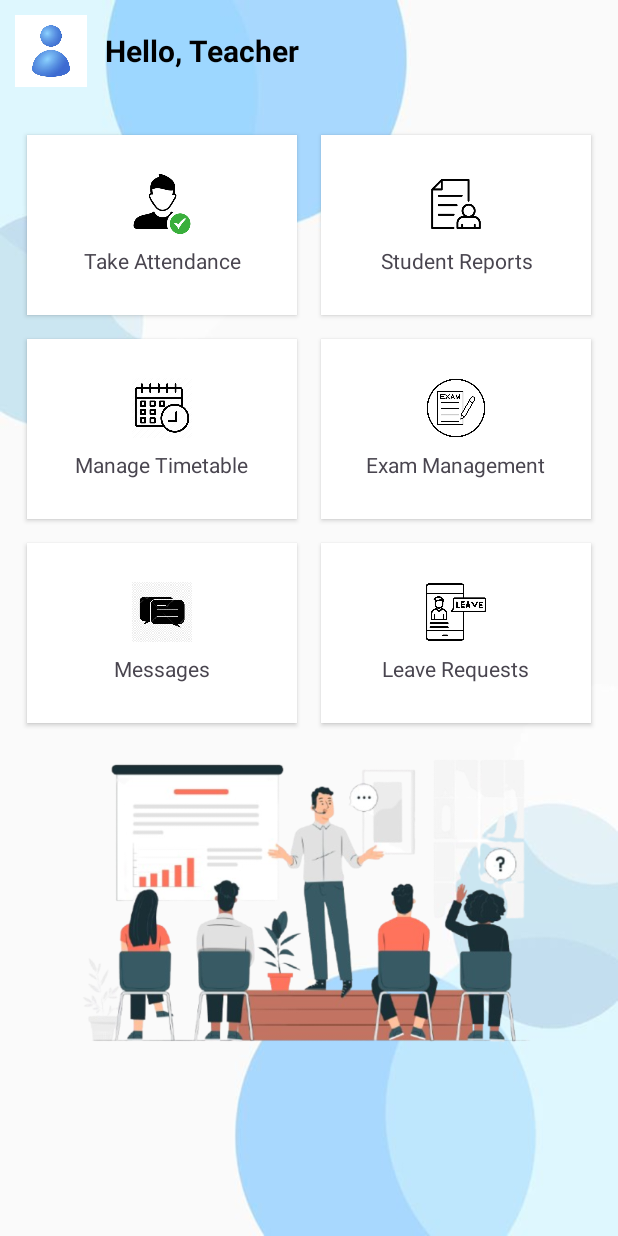
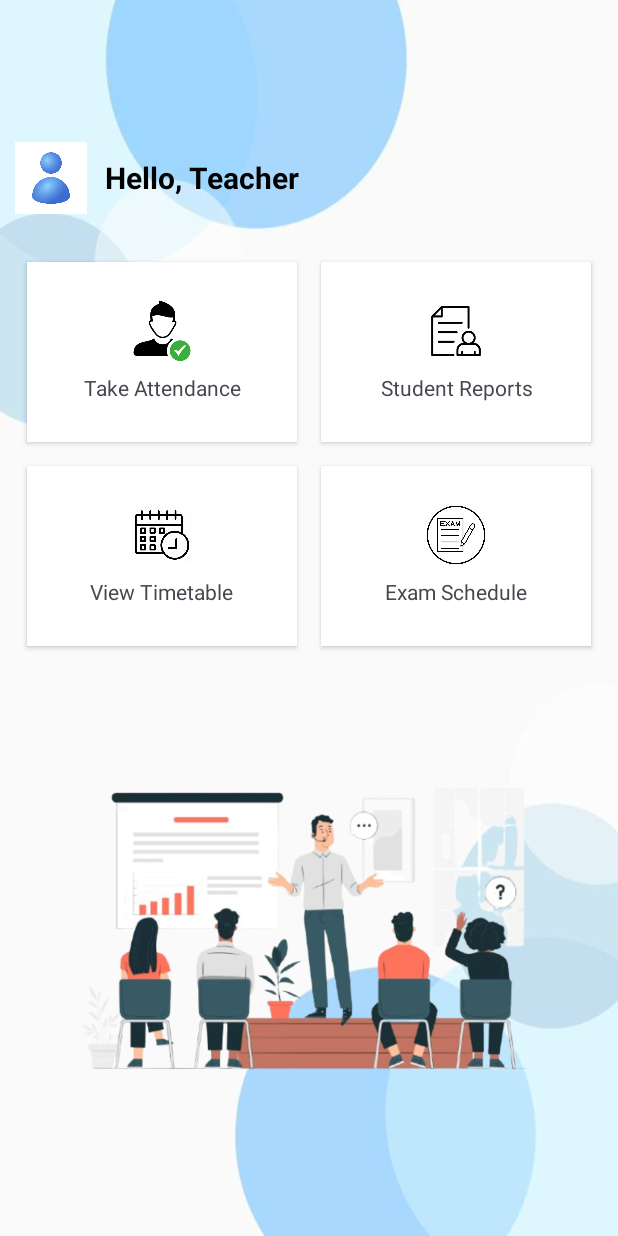
Before and after one commit to Sarode-Vaibhav1234/AttendanceSystem, an Android app: the layout activity_teacher_dashboard.xml on its own in the app's theme, with its tools: preview values and no code run, on a phone screen of 412 x 824 dp. Run offline under Robolectric (Android 15) with nearby library versions, the phone set to English and light mode, and no system bars; network calls fail.

Commit message:
XML Updated

```diff
--- a/app/src/main/res/layout/activity_teacher_dashboard.xml
+++ b/app/src/main/res/layout/activity_teacher_dashboard.xml
@@ -6,6 +6,7 @@
 
     <LinearLayout
         android:layout_width="match_parent"
+        android:layout_gravity="center"
         android:layout_height="wrap_content"
         android:orientation="vertical"
         android:padding="10dp">
@@ -117,7 +118,7 @@
                 <TextView
                     android:layout_width="wrap_content"
                     android:layout_height="wrap_content"
-                    android:text="Manage Timetable"
+                    android:text="View Timetable"
                     android:gravity="center"
                     android:textSize="14sp"
                     android:layout_marginTop="8dp" />
@@ -144,61 +145,7 @@
                 <TextView
                     android:layout_width="wrap_content"
                     android:layout_height="wrap_content"
-                    android:text="Exam Management"
-                    android:gravity="center"
-                    android:textSize="14sp"
-                    android:layout_marginTop="8dp" />
-            </LinearLayout>
-
-            <!-- Messages -->
-            <LinearLayout
-                android:layout_width="0dp"
-                android:layout_height="120dp"
-                android:id="@+id/messages"
-                android:layout_columnWeight="1"
-                android:orientation="vertical"
-                android:background="#FFFFFF"
-                android:elevation="2dp"
-                android:padding="12dp"
-                android:gravity="center"
-                android:layout_margin="8dp">
-
-                <ImageView
-                    android:layout_width="40dp"
-                    android:layout_height="40dp"
-                    android:src="@drawable/img_9" />
-
-                <TextView
-                    android:layout_width="wrap_content"
-                    android:layout_height="wrap_content"
-                    android:text="Messages"
-                    android:gravity="center"
-                    android:textSize="14sp"
-                    android:layout_marginTop="8dp" />
-            </LinearLayout>
-
-            <!-- Leave Requests -->
-            <LinearLayout
-                android:layout_width="0dp"
-                android:layout_height="120dp"
-                android:id="@+id/leaveRequests"
-                android:layout_columnWeight="1"
-                android:orientation="vertical"
-                android:background="#FFFFFF"
-                android:elevation="2dp"
-                android:padding="12dp"
-                android:gravity="center"
-                android:layout_margin="8dp">
-
-                <ImageView
-                    android:layout_width="40dp"
-                    android:layout_height="40dp"
-                    android:src="@drawable/img_10" />
-
-                <TextView
-                    android:layout_width="wrap_content"
-                    android:layout_height="wrap_content"
-                    android:text="Leave Requests"
+                    android:text="Exam Schedule"
                     android:gravity="center"
                     android:textSize="14sp"
                     android:layout_marginTop="8dp" />
@@ -207,6 +154,7 @@
         </GridLayout>
         <ImageView
             android:layout_width="wrap_content"
+            android:layout_marginTop="70dp"
             android:layout_height="220dp"
             android:src="@drawable/img_11"/>
     </LinearLayout>
```
Also changed, not shown: app/src/main/java/com/example/student_attendance/ViewAttendanceActivity.java (+48 -11 lines), app/src/main/res/layout/activity_students_record.xml (added, +14 -0 lines).
